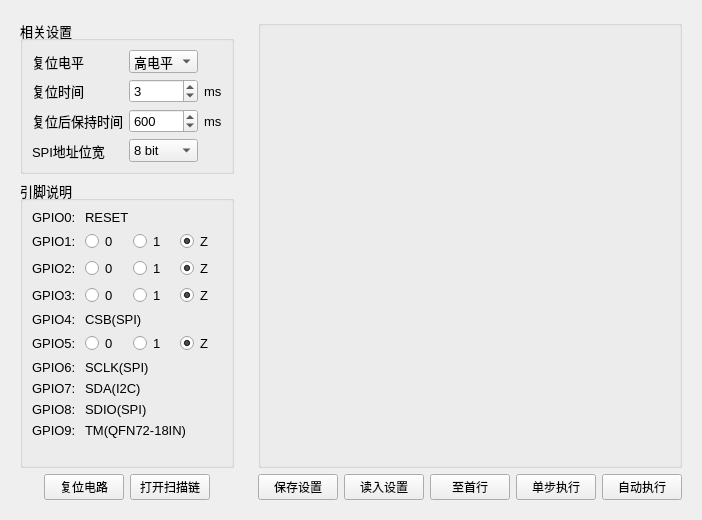
Old version of the form soft/zebra-scope/RegAccess.ui in the repository Quenii/ADCEVM.
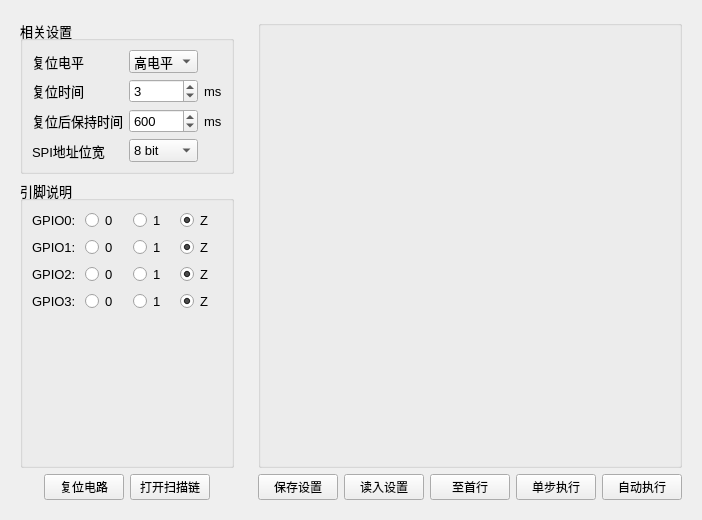
New version of the form.

Patch:
```diff
--- a/soft/zebra-scope/RegAccess.ui
+++ b/soft/zebra-scope/RegAccess.ui
@@ -76,22 +76,8 @@
            </property>
           </widget>
          </item>
-         <item row="0" column="1" colspan="3">
-          <widget class="QLabel" name="label_7">
-           <property name="text">
-            <string>RESET</string>
-           </property>
-          </widget>
-         </item>
-         <item row="1" column="0">
-          <widget class="QLabel" name="label_9">
-           <property name="text">
-            <string>GPIO1: </string>
-           </property>
-          </widget>
-         </item>
-         <item row="1" column="1">
-          <widget class="QRadioButton" name="radioButton">
+         <item row="0" column="1">
+          <widget class="QRadioButton" name="radioButton_00">
            <property name="text">
             <string>0</string>
            </property>
@@ -100,8 +86,8 @@
            </attribute>
           </widget>
          </item>
-         <item row="1" column="2">
-          <widget class="QRadioButton" name="radioButton_2">
+         <item row="0" column="2">
+          <widget class="QRadioButton" name="radioButton_01">
            <property name="text">
             <string>1</string>
            </property>
@@ -110,7 +96,7 @@
            </attribute>
           </widget>
          </item>
-         <item row="11" column="0">
+         <item row="5" column="0">
           <spacer name="verticalSpacer">
            <property name="orientation">
             <enum>Qt::Vertical</enum>
@@ -123,8 +109,8 @@
            </property>
           </spacer>
          </item>
-         <item row="2" column="1">
-          <widget class="QRadioButton" name="radioButton_5">
+         <item row="1" column="1">
+          <widget class="QRadioButton" name="radioButton_10">
            <property name="text">
             <string>0</string>
            </property>
@@ -133,8 +119,8 @@
            </attribute>
           </widget>
          </item>
-         <item row="2" column="2">
-          <widget class="QRadioButton" name="radioButton_6">
+         <item row="1" column="2">
+          <widget class="QRadioButton" name="radioButton_11">
            <property name="text">
             <string>1</string>
            </property>
@@ -143,6 +129,13 @@
            </attribute>
           </widget>
          </item>
+         <item row="1" column="0">
+          <widget class="QLabel" name="gpio1">
+           <property name="text">
+            <string>GPIO1: </string>
+           </property>
+          </widget>
+         </item>
          <item row="2" column="0">
           <widget class="QLabel" name="label_10">
            <property name="text">
@@ -150,57 +143,15 @@
            </property>
           </widget>
          </item>
-         <item row="3" column="0">
-          <widget class="QLabel" name="label_11">
+         <item row="4" column="0">
+          <widget class="QLabel" name="gpio3">
            <property name="text">
             <string>GPIO3: </string>
            </property>
           </widget>
          </item>
-         <item row="5" column="0">
-          <widget class="QLabel" name="label_12">
-           <property name="text">
-            <string>GPIO4: </string>
-           </property>
-          </widget>
-         </item>
-         <item row="6" column="0">
-          <widget class="QLabel" name="label_13">
-           <property name="text">
-            <string>GPIO5: </string>
-           </property>
-          </widget>
-         </item>
-         <item row="7" column="0">
-          <widget class="QLabel" name="label_14">
-           <property name="text">
-            <string>GPIO6: </string>
-           </property>
-          </widget>
-         </item>
-         <item row="8" column="0">
-          <widget class="QLabel" name="label_15">
-           <property name="text">
-            <string>GPIO7: </string>
-           </property>
-          </widget>
-         </item>
-         <item row="9" column="0">
-          <widget class="QLabel" name="label_16">
-           <property name="text">
-            <string>GPIO8: </string>
-           </property>
-          </widget>
-         </item>
-         <item row="10" column="0">
-          <widget class="QLabel" name="label_17">
-           <property name="text">
-            <string>GPIO9: </string>
-           </property>
-          </widget>
-         </item>
-         <item row="3" column="2">
-          <widget class="QRadioButton" name="radioButton_8">
+         <item row="2" column="2">
+          <widget class="QRadioButton" name="radioButton_21">
            <property name="text">
             <string>1</string>
            </property>
@@ -209,8 +160,8 @@
            </attribute>
           </widget>
          </item>
-         <item row="3" column="1">
-          <widget class="QRadioButton" name="radioButton_9">
+         <item row="2" column="1">
+          <widget class="QRadioButton" name="radioButton_20">
            <property name="text">
             <string>0</string>
            </property>
@@ -219,11 +170,17 @@
            </attribute>
           </widget>
          </item>
-         <item row="5" column="1" colspan="3">
-          <widget class="QLabel" name="label_18">
+         <item row="0" column="3">
+          <widget class="QRadioButton" name="radioButton_0z">
            <property name="text">
-            <string>CSB(SPI)</string>
+            <string>Z</string>
            </property>
+           <property name="checked">
+            <bool>true</bool>
+           </property>
+           <attribute name="buttonGroup">
+            <string>buttonGroup0</string>
+           </attribute>
           </widget>
          </item>
          <item row="1" column="3">
@@ -235,7 +192,27 @@
             <bool>true</bool>
            </property>
            <attribute name="buttonGroup">
-            <string>buttonGroup</string>
+            <string>buttonGroup1</string>
+           </attribute>
+          </widget>
+         </item>
+         <item row="4" column="1">
+          <widget class="QRadioButton" name="radioButton_30">
+           <property name="text">
+            <string>0</string>
+           </property>
+           <attribute name="buttonGroup">
+            <string>buttonGroup3</string>
+           </attribute>
+          </widget>
+         </item>
+         <item row="4" column="2">
+          <widget class="QRadioButton" name="radioButton_31">
+           <property name="text">
+            <string>1</string>
+           </property>
+           <attribute name="buttonGroup">
+            <string>buttonGroup3</string>
            </attribute>
           </widget>
          </item>
@@ -252,77 +229,16 @@
            </attribute>
           </widget>
          </item>
-         <item row="6" column="1">
-          <widget class="QRadioButton" name="radioButton_10">
+         <item row="4" column="3">
+          <widget class="QRadioButton" name="radioButton_3z">
            <property name="text">
-            <string>0</string>
-           </property>
-           <attribute name="buttonGroup">
-            <string>buttonGroup_4</string>
-           </attribute>
-          </widget>
-         </item>
-         <item row="6" column="2">
-          <widget class="QRadioButton" name="radioButton_11">
-           <property name="text">
-            <string>1</string>
-           </property>
-           <attribute name="buttonGroup">
-            <string>buttonGroup_4</string>
-           </attribute>
-          </widget>
-         </item>
-         <item row="7" column="1" colspan="3">
-          <widget class="QLabel" name="label_19">
-           <property name="text">
-            <string>SCLK(SPI)</string>
-           </property>
-          </widget>
-         </item>
-         <item row="8" column="1" colspan="3">
-          <widget class="QLabel" name="label_20">
-           <property name="text">
-            <string>SDA(I2C)</string>
-           </property>
-          </widget>
-         </item>
-         <item row="9" column="1" colspan="3">
-          <widget class="QLabel" name="label_21">
-           <property name="text">
-            <string>SDIO(SPI)</string>
-           </property>
-          </widget>
-         </item>
-         <item row="10" column="1" colspan="3">
-          <widget class="QLabel" name="label_22">
-           <property name="text">
-            <string>TM(QFN72-18IN)</string>
-           </property>
-          </widget>
-         </item>
-         <item row="3" column="3">
-          <widget class="QRadioButton" name="radioButton_7">
-           <property name="text">
             <string>Z</string>
            </property>
            <property name="checked">
             <bool>true</bool>
            </property>
            <attribute name="buttonGroup">
-            <string>buttonGroup_3</string>
-           </attribute>
-          </widget>
-         </item>
-         <item row="6" column="3">
-          <widget class="QRadioButton" name="radioButton_12">
-           <property name="text">
-            <string>Z</string>
-           </property>
-           <property name="checked">
-            <bool>true</bool>
-           </property>
-           <attribute name="buttonGroup">
-            <string>buttonGroup_4</string>
+            <string>buttonGroup3</string>
            </attribute>
           </widget>
          </item>
```
Left out of the diff: 30 changed lines with no effect on the pictures.
